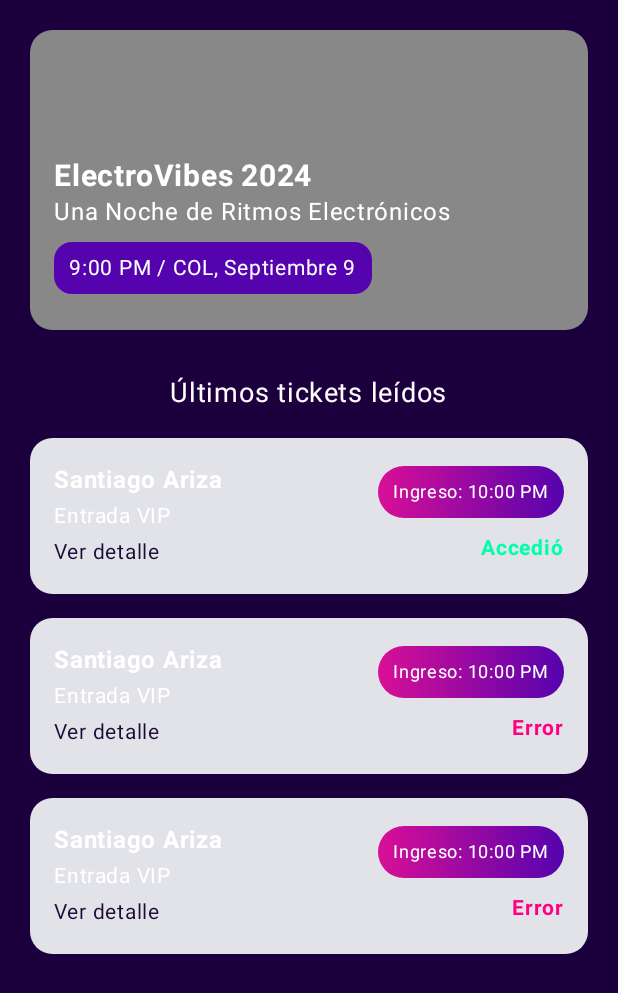
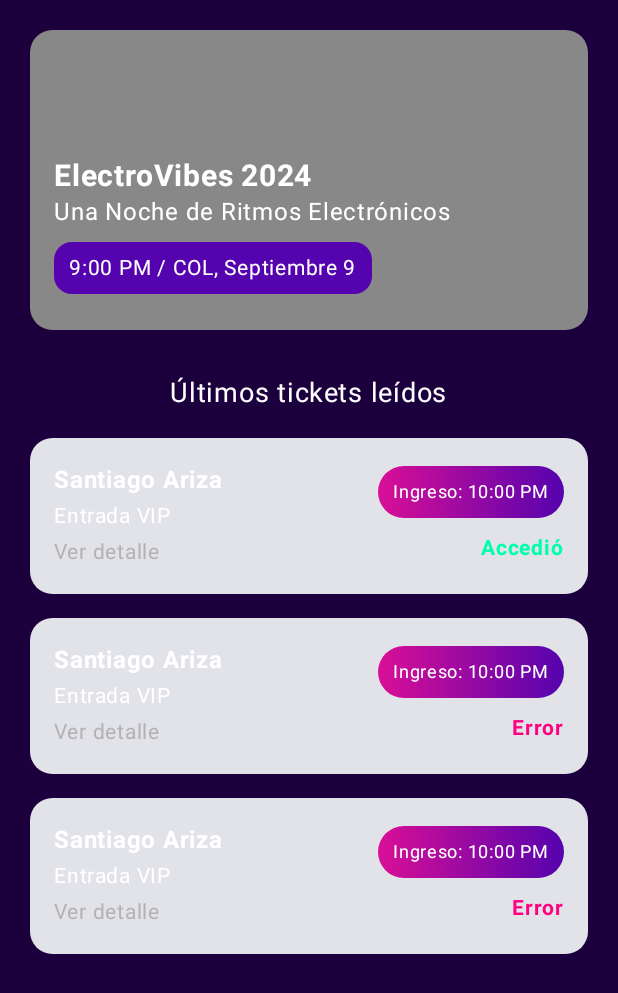
Before and after one commit to Daniel-Santiago-Acosta-1013/partyAppPDA, an Android app built with Jetpack Compose: the composable readEventTiketScreen called with empty values, on a phone screen of 412 x 824 dp. Shown: the top 993 px of the screen. Run offline under Robolectric (Android 15) with nearby library versions, the phone set to English and light mode, and no system bars.

```diff
--- a/app/src/main/java/com/example/partyapppda/ui/components/TicketItemCard.kt
+++ b/app/src/main/java/com/example/partyapppda/ui/components/TicketItemCard.kt
@@ -49,7 +49,7 @@ fun TicketItemCard(
                 Text(
                     text = "Ver detalle",
                     fontSize = 14.sp,
-                    color = Color(0xFF1C0A36)
+                    color = Color(0xFFB3B3B3)
                 )
             }
             Column(
```
